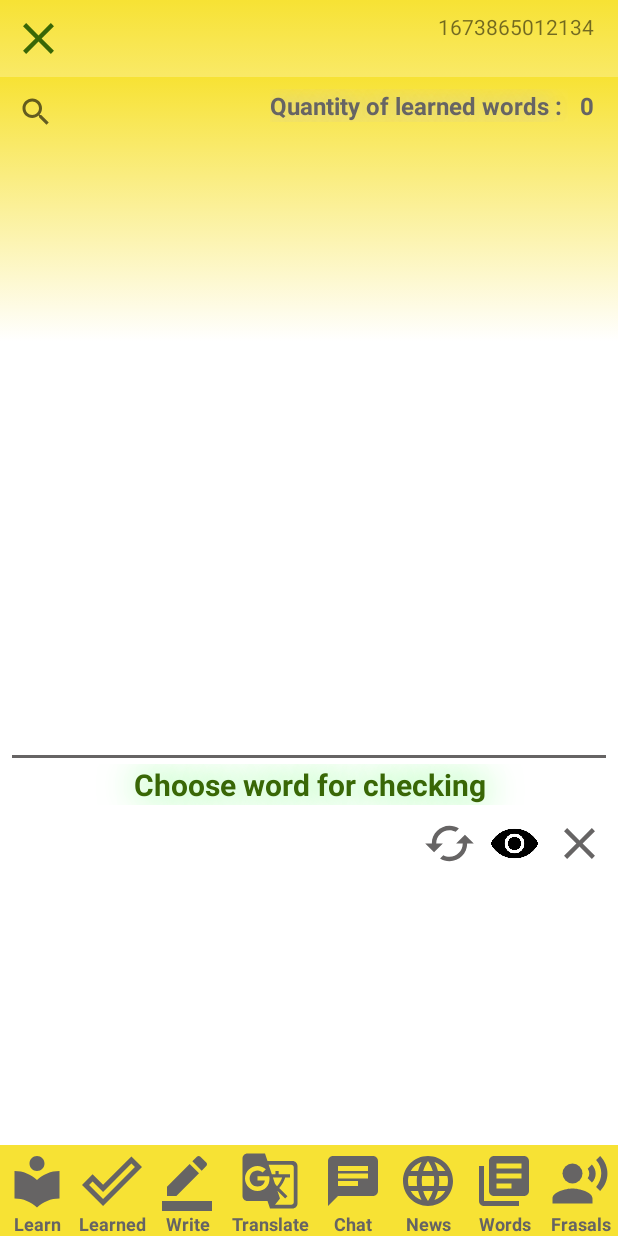
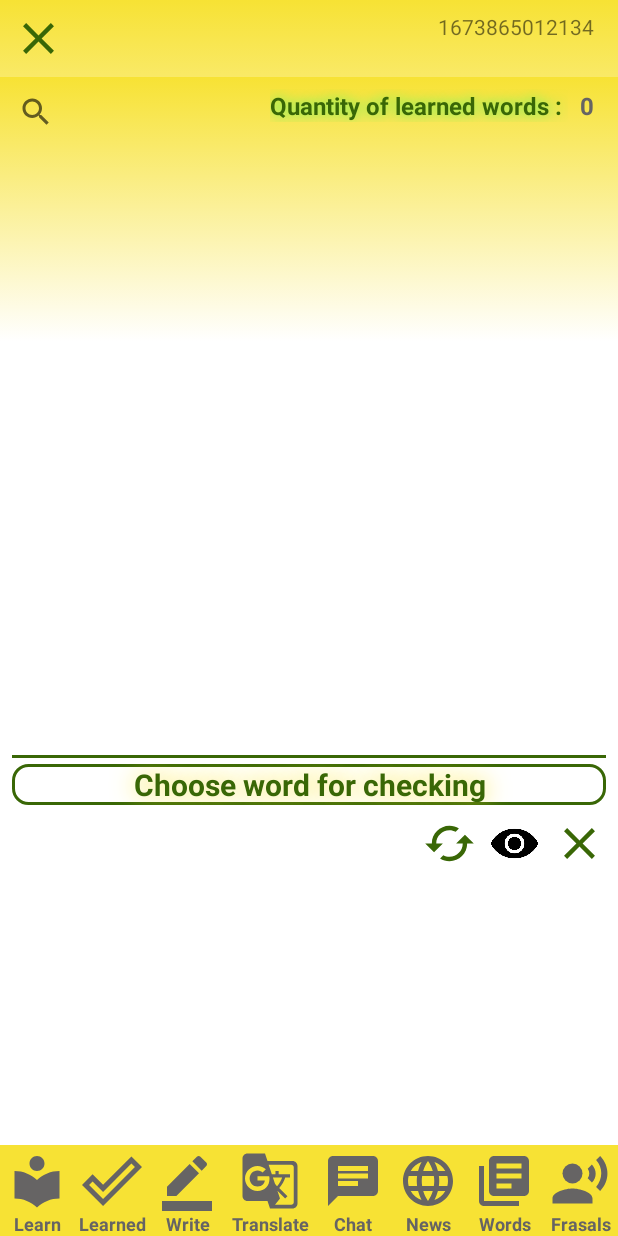
Before and after one commit to azimuton/EnglishIsEasy, an Android app: the fragment LearnedFragment placed in its activity, on a phone screen of 412 x 824 dp. Run offline under Robolectric (Android 15) with nearby library versions, the phone set to English and light mode, and no system bars; our stand-ins replace Dagger/Hilt's generated code, Room's generated code.

Commit message:
added check for learned and translate words

```diff
--- a/app/src/main/java/com/azimuton/data/storage/LearnedWordsStorage.kt
+++ b/app/src/main/java/com/azimuton/data/storage/LearnedWordsStorage.kt
@@ -7,7 +7,9 @@ interface LearnedWordsStorage {
 
     fun getAll(): List<LearnedWordEntity>
 
-    suspend fun insertLearnedWord(learnedWordEntity: LearnedWordEntity)
+    fun randoms() : LearnedWordEntity
+
+    fun insertLearnedWord(learnedWordEntity: LearnedWordEntity)
 
     fun deleteLearnedWord(learnedWordEntity: LearnedWordEntity)
 }
--- a/app/src/main/java/com/azimuton/data/storage/room/LearnedWordStorageRoomImpl.kt
+++ b/app/src/main/java/com/azimuton/data/storage/room/LearnedWordStorageRoomImpl.kt
@@ -9,7 +9,11 @@ class LearnedWordStorageRoomImpl(private val learnedWordsDao: LearnedWordsDao) :
        return learnedWordsDao.getAll()
     }
 
-    override suspend fun insertLearnedWord(learnedWordEntity: LearnedWordEntity) {
+    override fun randoms() : LearnedWordEntity {
+        return learnedWordsDao.randoms()
+    }
+
+    override fun insertLearnedWord(learnedWordEntity: LearnedWordEntity) {
         learnedWordsDao.insertLearnedWord(learnedWordEntity = learnedWordEntity)
     }
 
--- a/app/src/main/java/com/azimuton/data/storage/room/dao/LearnedWordsDao.kt
+++ b/app/src/main/java/com/azimuton/data/storage/room/dao/LearnedWordsDao.kt
@@ -20,7 +20,7 @@ interface LearnedWordsDao {
     fun randoms() : LearnedWordEntity
 
     @Insert
-    suspend fun insertLearnedWord(learnedWordEntity: LearnedWordEntity)
+    fun insertLearnedWord(learnedWordEntity: LearnedWordEntity)
 
     @Delete
     fun deleteLearnedWord(learnedWordEntity: LearnedWordEntity)
--- a/app/src/main/java/com/azimuton/domain/repository/roomrepository/LearnedWordsRepository.kt
+++ b/app/src/main/java/com/azimuton/domain/repository/roomrepository/LearnedWordsRepository.kt
@@ -1,12 +1,15 @@
 package com.azimuton.domain.repository.roomrepository
 
+import com.azimuton.data.storage.models.LearnedWordEntity
 import com.azimuton.domain.models.LearnedWord
 
 interface LearnedWordsRepository {
 
     fun getAll(): List<LearnedWord>
 
-    suspend fun insertLearnedWord(learnedWord : LearnedWord)
+    fun randoms() : LearnedWordEntity
+
+    fun insertLearnedWord(learnedWord : LearnedWord)
 
     fun deleteLearnedWord(learnedWord : LearnedWord)
 
--- a/app/src/main/java/com/azimuton/englishiseasy/di/DomainModule.kt
+++ b/app/src/main/java/com/azimuton/englishiseasy/di/DomainModule.kt
@@ -48,4 +48,8 @@ object DomainModule {
     fun provideLearnedWordsDeleteUseCase(learnedWordsRepository: LearnedWordsRepository) : LearnedWordDeleteUseCase{
         return LearnedWordDeleteUseCase(learnedWordsRepository = learnedWordsRepository)
     }
+    @Provides
+    fun provideLearnedWordsRandomUseCase(learnedWordsRepository : LearnedWordsRepository) : LearnedWordRandomUseCase{
+        return LearnedWordRandomUseCase(learnedWordsRepository = learnedWordsRepository)
+    }
 }
--- a/app/src/main/java/com/azimuton/englishiseasy/fragments/LearnFragment.kt
+++ b/app/src/main/java/com/azimuton/englishiseasy/fragments/LearnFragment.kt
@@ -85,7 +85,6 @@ class LearnFragment : Fragment(), NewWordsAdapter.ViewHolder.ItemCallback {
                 .show()
         }
 
-
         binding.tvSaveNewWord.setOnClickListener {
             if (binding.etNewWord.text.isNotEmpty() && binding.etTranslate.text.isNotEmpty()) {
                 val englishWord: String = binding.etNewWord.text.toString()
--- /dev/null
+++ b/app/src/main/res/drawable/button_background.xml
@@ -0,0 +1,12 @@
+<?xml version="1.0" encoding="utf-8"?>
+<selector xmlns:android="http://schemas.android.com/apk/res/android">
+    <item>
+        <shape android:shape="rectangle">
+            <stroke android:color="@color/darkgreen"
+                android:width="2dp"/>
+            <solid android:color="@color/white"/>
+            <corners android:radius="10dp"/>
+
+        </shape>
+    </item>
+</selector>
--- a/app/src/main/res/layout/fragment_learned.xml
+++ b/app/src/main/res/layout/fragment_learned.xml
@@ -5,7 +5,7 @@
     android:layout_width="match_parent"
     android:layout_height="match_parent"
     android:background="@drawable/circle_new"
-    tools:context=".fragments.LearnedFragment" >
+    tools:context=".fragments.LearnedFragment">
 
     <TextView
         android:id="@+id/tvQuantityOfLearnedWords"
@@ -25,10 +25,10 @@
         android:layout_height="wrap_content"
         android:layout_marginTop="8dp"
         android:layout_marginEnd="8dp"
-        android:shadowColor="#C8C4C4"
-        android:shadowRadius="20"
+        android:shadowColor="@color/shadowcolor"
+        android:shadowRadius="10"
         android:text="Quantity of learned words : "
-        android:textColor="@color/gray"
+        android:textColor="@color/darkgreen"
         android:textSize="16sp"
         android:textStyle="bold"
         app:layout_constraintEnd_toStartOf="@+id/tvQuantityOfLearnedWords"
@@ -51,7 +51,7 @@
         android:layout_marginStart="8dp"
         android:layout_marginEnd="8dp"
         android:layout_marginBottom="250dp"
-        android:background="@color/gray"
+        android:background="@color/darkgreen"
         app:layout_constraintBottom_toBottomOf="parent"
         app:layout_constraintEnd_toEndOf="parent"
         app:layout_constraintHorizontal_bias="0.0"
@@ -69,13 +69,16 @@
         app:layout_constraintTop_toBottomOf="@+id/searchView" />
 
     <TextView
-        android:id="@+id/textView3"
+        android:id="@+id/tvChooseWord"
         android:layout_width="0dp"
         android:layout_height="wrap_content"
+        android:layout_marginStart="8dp"
         android:layout_marginTop="4dp"
+        android:layout_marginEnd="8dp"
+        android:background="@drawable/button_background"
         android:gravity="center"
-        android:shadowColor="@color/shadowcolor"
-        android:shadowRadius="30"
+        android:shadowColor="@color/yellow"
+        android:shadowRadius="20"
         android:text="Choose word for checking"
         android:textColor="@color/darkgreen"
         android:textSize="20sp"
@@ -89,7 +92,7 @@
         android:layout_height="wrap_content"
         app:layout_constraintEnd_toEndOf="parent"
         app:layout_constraintStart_toStartOf="parent"
-        app:layout_constraintTop_toBottomOf="@+id/textView3">
+        app:layout_constraintTop_toBottomOf="@+id/tvChooseWord">
 
         <ImageView
             android:id="@+id/ivCloseCheckingWord"
@@ -99,10 +102,11 @@
             android:layout_marginEnd="8dp"
             app:layout_constraintEnd_toEndOf="parent"
             app:layout_constraintTop_toTopOf="parent"
-            app:srcCompat="@drawable/ic_baseline_close_24" />
+            app:srcCompat="@drawable/ic_baseline_close_24"
+            app:tint="@color/darkgreen" />
 
         <ImageView
-            android:id="@+id/ivEyes"
+            android:id="@+id/ivEyeOpen"
             android:layout_width="35dp"
             android:layout_height="35dp"
             android:layout_marginTop="8dp"
@@ -116,10 +120,11 @@
             android:layout_width="35dp"
             android:layout_height="35dp"
             android:layout_marginTop="8dp"
-            android:layout_marginEnd="8dp"
+            android:layout_marginEnd="51dp"
             android:src="@drawable/ic_baseline_cached_24"
-            app:layout_constraintEnd_toStartOf="@+id/ivEyes"
-            app:layout_constraintTop_toTopOf="parent" />
+            app:layout_constraintEnd_toStartOf="@+id/ivCloseCheckingWord"
+            app:layout_constraintTop_toTopOf="parent"
+            app:tint="@color/darkgreen" />
 
         <TextView
             android:id="@+id/tvCheckingWord"
@@ -149,7 +154,18 @@
             android:visibility="gone"
             app:layout_constraintEnd_toEndOf="parent"
             app:layout_constraintStart_toStartOf="parent"
-            app:layout_constraintTop_toBottomOf="@+id/ivChangeWords" />
+            app:layout_constraintTop_toBottomOf="@+id/tvCheckingWord" />
+
+        <ImageView
+            android:id="@+id/ivEyeClosed"
+            android:layout_width="35dp"
+            android:layout_height="35dp"
+            android:layout_marginTop="8dp"
+            android:layout_marginEnd="8dp"
+            android:src="@drawable/eyeclose"
+            android:visibility="gone"
+            app:layout_constraintEnd_toStartOf="@+id/ivCloseCheckingWord"
+            app:layout_constraintTop_toTopOf="parent" />
 
     </androidx.constraintlayout.widget.ConstraintLayout>
 </androidx.constraintlayout.widget.ConstraintLayout>
--- a/app/src/main/res/layout/item_learned_words.xml
+++ b/app/src/main/res/layout/item_learned_words.xml
@@ -9,6 +9,7 @@
         android:layout_width="0dp"
         android:layout_height="wrap_content"
         android:layout_marginStart="8dp"
+        android:layout_marginTop="4dp"
         android:layout_marginEnd="8dp"
         android:layout_marginBottom="8dp"
         app:cardCornerRadius="10dp"
--- a/app/src/main/res/layout/item_new_words.xml
+++ b/app/src/main/res/layout/item_new_words.xml
@@ -9,10 +9,11 @@
         android:layout_width="match_parent"
         android:layout_height="wrap_content"
         android:layout_marginStart="8dp"
+        android:layout_marginTop="4dp"
         android:layout_marginEnd="8dp"
         android:layout_marginBottom="4dp"
         app:cardCornerRadius="10dp"
-        app:cardElevation="10dp"
+        app:cardElevation="5dp"
         app:layout_constraintBottom_toBottomOf="parent"
         app:layout_constraintEnd_toEndOf="parent"
         app:layout_constraintStart_toStartOf="parent"
```
Also changed, not shown: app/src/main/java/com/azimuton/data/repository/roomrepository/LearnedWordsRepositoryImpl.kt (+6 -1 lines), app/src/main/java/com/azimuton/domain/usecase/LearnedWordRandomUseCase.kt (added, +9 -0 lines), app/src/main/java/com/azimuton/englishiseasy/fragments/LearnedFragment.kt (+39 -0 lines), app/src/main/java/com/azimuton/englishiseasy/viewmodels/LearnedViewModel.kt (+10 -1 lines), app/src/main/res/layout/fragment_learn.xml (+6 -2 lines).
